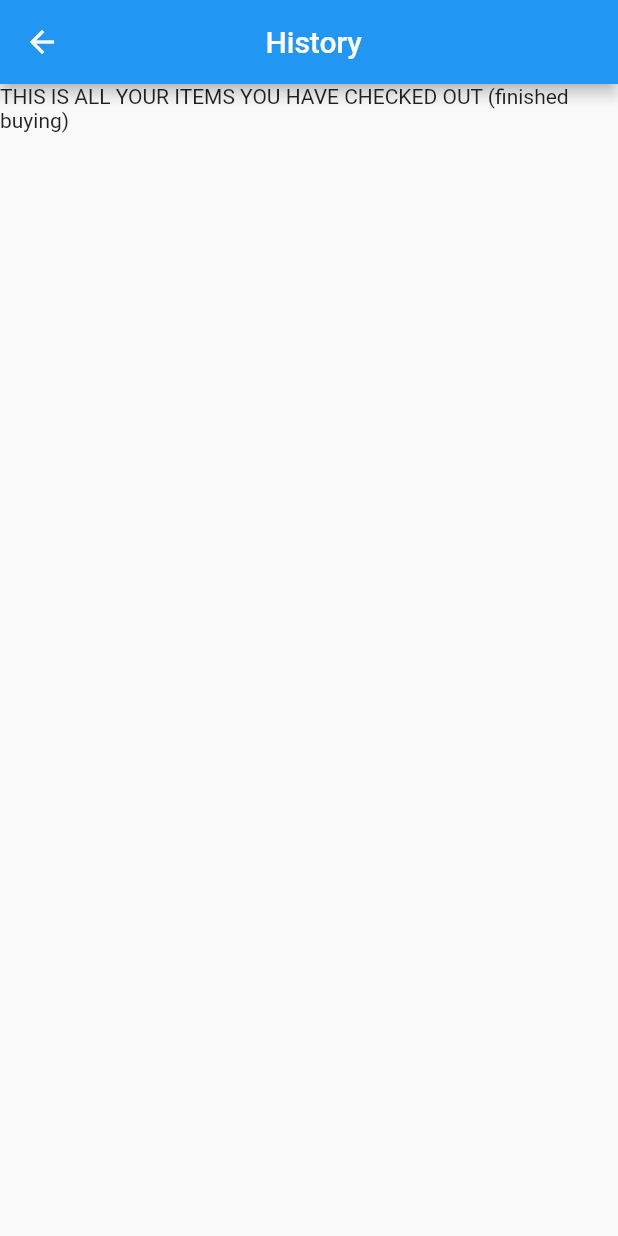
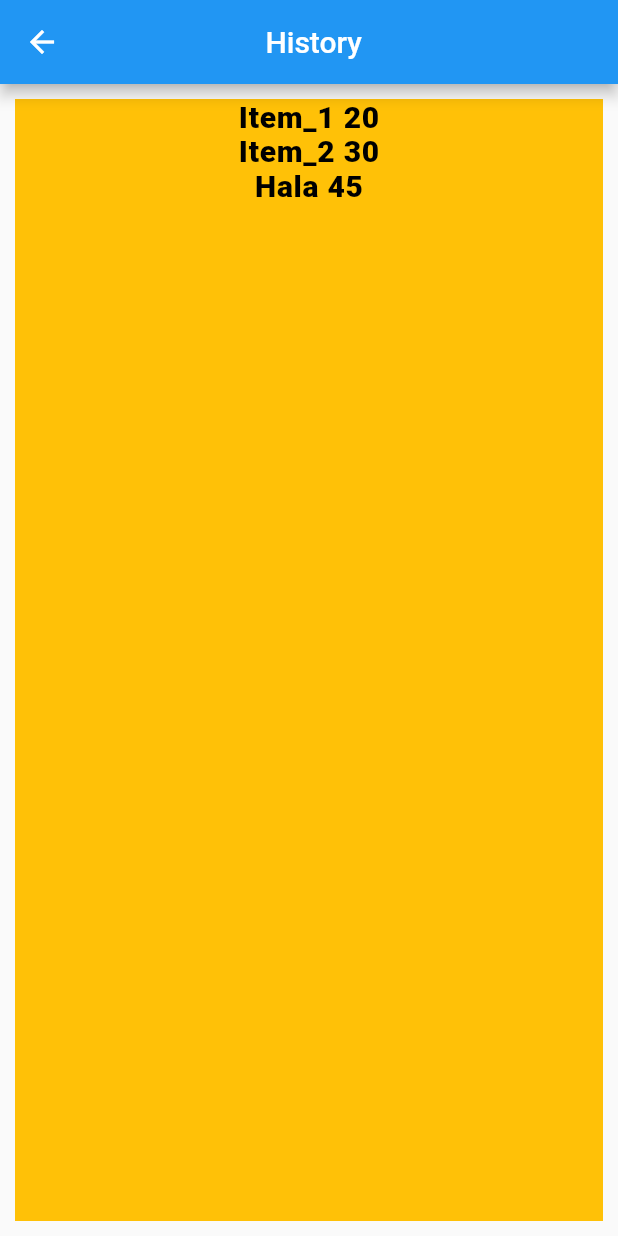
Before and after one commit to Mataiaz/ShoppingApp, a Flutter app: the History screen opened by its route, on a phone screen of 412 x 824 dp. Run offline on Flutter 3.47's test engine with Material 2 defaults, Android fonts, the phone set to English and light mode, and no system bars.

Commit message:
Added class item. Used in History page.

```diff
--- /dev/null
+++ b/lib/custom_Widget/item.dart
@@ -0,0 +1,51 @@
+import 'package:flutter/material.dart';
+
+class Item extends StatelessWidget {
+  final List<String> itemName;
+  final List<String> itemPrice;
+
+  Item(this.itemName, this.itemPrice);
+
+  Widget build(BuildContext context) {
+    return Scaffold(
+      body: Container(
+        width: double.infinity,
+        // Around container space: spacing around children/container
+        margin: const EdgeInsets.all(10),
+
+        color: Colors.amber,
+
+        child: Column(
+          children: <Widget>[
+            for (var i = 0; i < itemName.length; i++)
+              Row(
+                mainAxisSize: MainAxisSize.min,
+                children: [
+                  Text(
+                    itemName[i],
+                    style: TextStyle(
+                      color: Colors.black,
+                      fontWeight: FontWeight.w800,
+                      fontFamily: 'Roboto',
+                      letterSpacing: 0.5,
+                      fontSize: 20,
+                    ),
+                  ),
+                  Text(
+                    " " + itemPrice[i],
+                    style: TextStyle(
+                      color: Colors.black,
+                      fontWeight: FontWeight.w800,
+                      fontFamily: 'Roboto',
+                      letterSpacing: 0.5,
+                      fontSize: 20,
+                    ),
+                  )
+                ],
+              ),
+          ],
+        ),
+      ),
+    );
+  }
+}
--- a/lib/pages/history.dart
+++ b/lib/pages/history.dart
@@ -1,4 +1,5 @@
 import 'package:flutter/material.dart';
+import 'package:shopping_app/custom_Widget/item.dart';
 
 class History extends StatefulWidget {
   const History({Key? key}) : super(key: key);
@@ -16,9 +17,8 @@ class _HistoryState extends State<History> {
           child: Text('History          '),
         ),
       ),
-      body: SafeArea (
-        child: Text('THIS IS ALL YOUR ITEMS YOU HAVE CHECKED OUT (finished buying)'),
-      ),
+      body: Item(
+          <String>["Item_1", "Item_2", "Hala"], <String>["20", "30", "45"]),
     );
   }
 }
```
Also changed, not shown: pubspec.lock.
